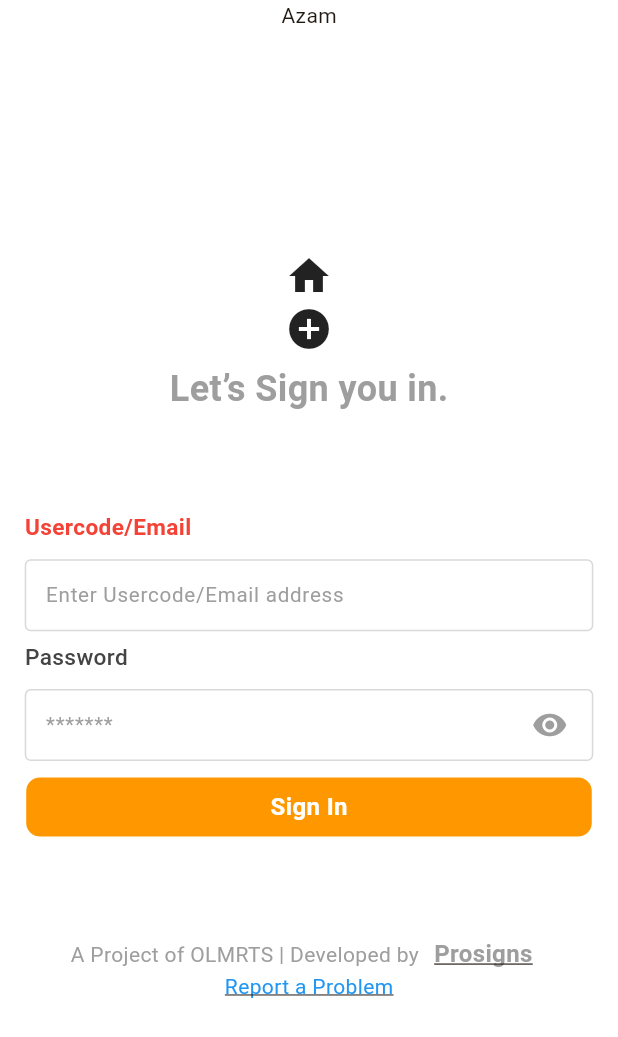
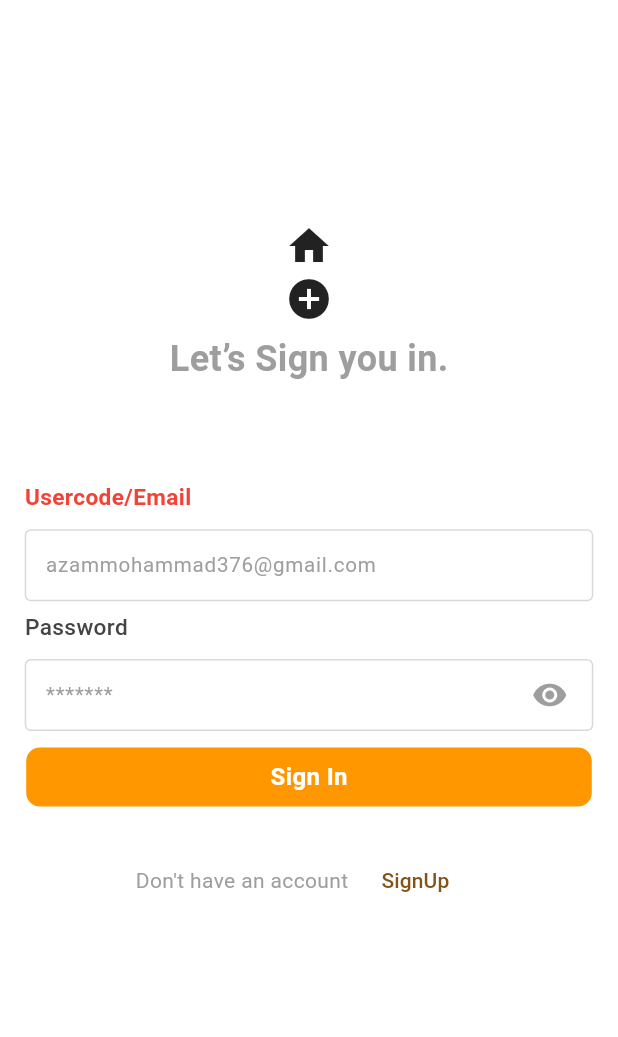
Before and after one commit to azammohamm/crudfirebase, a Flutter app: the screen it shows after launch, on a phone screen of 412 x 824 dp. Shown: the top 1037 px of the screen. Run offline on Flutter 3.47's test engine with Material 3 defaults, Android fonts, the phone set to English and light mode, and no system bars; our stand-ins replace firebase_auth, firebase_core, get, get_storage, google_fonts, sizer; accounts and stored records are empty.

Commit message:
implementation with signup and signIn and authnitaction with firebase

```diff
--- /dev/null
+++ b/lib/Screens/signin/sign_view.dart
@@ -0,0 +1,175 @@
+import 'package:crudperform/Screens/signUp/sign_up.dart';
+import 'package:flutter/material.dart';
+import 'package:get/get.dart';
+import 'package:google_fonts/google_fonts.dart';
+import 'package:sizer/sizer.dart';
+import '../../core/base/init_controllery.dart';
+import '../../widgets/custom_button.dart';
+import '../../widgets/custom_form_field.dart';
+import 'sign_in_controller.dart';
+
+class SignInView extends GetView<SignInController> {
+  const SignInView({super.key});
+  @override
+  Widget build(BuildContext context) {
+    return GetBuilder<SignInController>(
+      initState: (_) {
+        Get.put(SignInController());
+      },
+      builder: (_) {
+        return  Scaffold(
+          extendBody:true,
+          backgroundColor: Colors.white,
+          resizeToAvoidBottomInset:true,
+          body: Column(
+            children: [
+              SingleChildScrollView(
+                padding: EdgeInsets.symmetric(horizontal: 4.w,vertical:2.h),
+                child: Column(
+                  mainAxisAlignment: MainAxisAlignment.center,
+                  crossAxisAlignment: CrossAxisAlignment.center,
+                  children: [
+                    SizedBox(height: 16.h),
+                    const Icon(
+                      Icons.home,
+                      size: 32,
+                    ),
+                    SizedBox(height: 0.4.h),
+                    const Icon(
+                      Icons.add_circle,
+                      size: 32,
+                    ),
+                    SizedBox(height: 0.8.h),
+                    Center(
+                      child: Text(
+                        'Let’s Sign you in.',
+                        style: GoogleFonts.roboto(
+                          color: Colors.grey,
+                          fontSize: 24,
+                          fontWeight: FontWeight.w700,
+                        ),
+                      ),
+                    ),
+                    const SizedBox(height: 58),
+                    //getItemCards(context, "Service Providers"),
+                    SizedBox(
+                      height: 0.8.h,
+                    ),
+                    Form(
+                      key: controller.formKey,
+                      child: Column(
+                        children: [
+                          CustomFormField(
+                              titleText: 'Usercode/Email ',
+                              titleFontWeight: FontWeight.w600,
+                              titleColor: Colors.red,
+                              hint: 'azammohammad376@gmail.com',
+                              titleFontSize: 11.sp,
+                              fieldColor: Colors.grey,
+                              fontSize: 10.sp,
+                              contentPadding: 10,
+                            tec: controller.emailTEC,
+                            validator: (value) {
+                              if (value != null && value.isEmpty) {
+                                return "Please enter the correct email";
+                              } else {
+                                return null;
+                              }
+                            },
+                          ),
+
+
+                          SizedBox(
+                            height: 0.8.h,
+                          ),
+                          Padding(
+                            padding: EdgeInsets.only(
+                                bottom: MediaQuery.of(context).viewInsets.bottom
+                            ),
+                            child: CustomFormField(
+                              titleText: 'Password',
+                              hint: '*******',
+                              titleFontSize: 11.sp,
+                              fontSize: 10.sp,
+                              contentPadding: 10,
+                              obscureText: controller.showPassword,
+                              showPassword: true,
+                              onPressed: () {
+                                controller.showPassword = !controller.showPassword;
+                                controller.update();
+                              },
+                              tec: controller.passwordTEC,
+                              validator: (value) {
+                                if (value != null && value.isEmpty) {
+                                  return "Please enter the password";
+                                } else {
+                                  return null;
+                                }
+                              },
+                            ),
+                          ),
+                        ],
+                      ),
+                    ),
+
+                    const SizedBox(
+                      height: 10,
+                    ),
+                    CustomButton(
+                      btnText: 'Sign In',
+                      btnWidth: double.infinity,
+                      btnColor: Colors.orange,
+                      txtColor: Colors.white,
+                      btnHeight: 5.h,
+                      onPressed: () {
+                        if(controller.formKey.currentState!.validate());
+                         /* Get.to(
+                              () =>
+                          binding: AppBindings(),
+                          transition: Transition.circularReveal,
+                          duration: const Duration(milliseconds: 500),
+                        );*/
+
+                      },
+                    ),
+                    SizedBox(height: 3.h),
+                    Row(
+                      mainAxisAlignment: MainAxisAlignment.center,
+                      crossAxisAlignment: CrossAxisAlignment.center,
+                      children: [
+                        Text(
+                          "Don't have an account",
+                          style: GoogleFonts.roboto(
+                            color: Colors.grey,
+                            fontSize: 14,
+                            fontWeight: FontWeight.w400,
+                          ),
+                        ),
+                        Padding(
+                          padding: const EdgeInsets.symmetric(horizontal: 10.0),
+                          child: TextButton(onPressed: () {
+                            Get.to(
+                                  () => const SignUpView(),
+                              binding: AppBindings(),
+                              transition: Transition.circularReveal,
+                              duration: const Duration(milliseconds: 500),
+                            );
+                          }, child: const  Text("SignUp",selectionColor:Colors.lightBlue),
+
+                          ),
+                        ),
+                      ],
+                    ),
+                  ],
+                ),
+              )
+            ],
+          )
+
+          //
+        );
+      },
+    );
+  }
+
+}
--- /dev/null
+++ b/lib/Screens/splash_screen/splash_controller.dart
@@ -0,0 +1,6 @@
+
+import 'package:crudperform/core/base/base_controller.dart';
+
+class SplashControllr extends BaseController{
+
+}
--- a/lib/main.dart
+++ b/lib/main.dart
@@ -1,7 +1,7 @@
 
 import 'dart:io';
 
-import 'package:crudperform/signup/sign_view.dart';
+import 'package:crudperform/Screens/splash_screen/splash_screen.dart';
 import 'package:firebase_core/firebase_core.dart';
 import 'package:flutter/foundation.dart';
 import 'package:flutter/material.dart';
@@ -9,7 +9,6 @@ import 'package:get/get.dart';
 import 'package:get/get_navigation/src/root/get_material_app.dart';
 import 'package:get_storage/get_storage.dart';
 import 'package:sizer/sizer.dart';
-
 import 'core/base/init_controllery.dart';
 
 
@@ -72,7 +71,7 @@ class MyApp extends StatelessWidget {
           ),
           initialBinding: AppBindings(),
           debugShowCheckedModeBanner: false,
-          home:const SignInView(),
+          home:const SplashView(),
           //home: TestingView(),
         );
       },
--- a/lib/signup/sign_view.dart
+++ /dev/null
@@ -1,174 +0,0 @@
-import 'package:flutter/material.dart';
-import 'package:get/get.dart';
-import 'package:google_fonts/google_fonts.dart';
-import 'package:sizer/sizer.dart';
-import 'package:url_launcher/url_launcher.dart';
-import '../widgets/custom_button.dart';
-import '../widgets/custom_form_field.dart';
-import 'sign_in_controller.dart';
-
-class SignInView extends GetView<SignInController> {
-  const SignInView({super.key});
-  @override
-  Widget build(BuildContext context) {
-    return GetBuilder<SignInController>(
-      initState: (_) {
-        Get.put(SignInController());
-      },
-      builder: (_) {
-        return  Scaffold(
-          extendBody:true,
-          backgroundColor: Colors.white,
-          resizeToAvoidBottomInset:true,
-          body: Column(
-            children: [
-              Text("Azam"),
-              SingleChildScrollView(
-                padding: EdgeInsets.symmetric(horizontal: 4.w,vertical:2.h),
-                child: Column(
-                  mainAxisAlignment: MainAxisAlignment.center,
-                  crossAxisAlignment: CrossAxisAlignment.center,
-                  children: [
-                    SizedBox(height: 16.h),
-                    const Icon(
-                      Icons.home,
-                      size: 32,
-                    ),
-                    SizedBox(height: 0.4.h),
-                    const Icon(
-                      Icons.add_circle,
-                      size: 32,
-                    ),
-                    SizedBox(height: 0.8.h),
-                    Center(
-                      child: Text(
-                        'Let’s Sign you in.',
-                        style: GoogleFonts.roboto(
-                          color: Colors.grey,
-                          fontSize: 24,
-                          fontWeight: FontWeight.w700,
-                        ),
-                      ),
-                    ),
-                    const SizedBox(height: 58),
-                    //getItemCards(context, "Service Providers"),
-                    SizedBox(
-                      height: 0.8.h,
-                    ),
-                    CustomFormField(
-                        titleText: 'Usercode/Email ',
-                        titleFontWeight: FontWeight.w600,
-                        titleColor: Colors.red,
-                        hint: 'Enter Usercode/Email address',
-                        titleFontSize: 11.sp,
-                        fieldColor: Colors.grey,
-                        fontSize: 10.sp,
-                        contentPadding: 10),
-                    SizedBox(
-                      height: 0.8.h,
-                    ),
-                    Padding(
-                      padding: EdgeInsets.only(
-                          bottom: MediaQuery.of(context).viewInsets.bottom
-                      ),
-                      child: CustomFormField(
-                        titleText: 'Password',
-                        hint: '*******',
-                        titleFontSize: 11.sp,
-                        fontSize: 10.sp,
-                        contentPadding: 10,
-                        obscureText: controller.showPassword,
-                        showPassword: true,
-                        onPressed: () {
-                          controller.showPassword = !controller.showPassword;
-                          controller.update();
-                        },
-                        tec: controller.passwordTEC,
-                        validator: (value) {
-                          if (value != null && value.isEmpty) {
-                            return "Please enter the password";
-                          } else {
-                            return null;
-                          }
-                        },
-                      ),
-                    ),
-                    const SizedBox(
-                      height: 10,
-                    ),
-                    CustomButton(
-                      btnText: 'Sign In',
-                      btnWidth: double.infinity,
-                      btnColor: Colors.orange,
-                      txtColor: Colors.white,
-                      btnHeight: 5.h,
-                      onPressed: () {
-                        //   Get.to(
-                        //       () => const BottomNavigation(),
-                        //   binding: AppBindings(),
-                        //   transition: Transition.circularReveal,
-                        //   duration: const Duration(milliseconds: 500),
-                        // );
-
-                      },
-                    ),
-                    SizedBox(height: 8.h),
-                    Row(
-                      mainAxisAlignment: MainAxisAlignment.center,
-                      crossAxisAlignment: CrossAxisAlignment.center,
-                      children: [
-                        Text(
-                          'A Project of OLMRTS | Developed by',
-                          style: GoogleFonts.roboto(
-                            color: Colors.grey,
-                            fontSize: 14,
-                            fontWeight: FontWeight.w400,
-                          ),
-                        ),
-                        Padding(
-                          padding: const EdgeInsets.symmetric(horizontal: 10.0),
-                          child: GestureDetector(
-                            onTap: ()
-                            {
-                             // _launchURL();
-                            },
-                            child: Text(
-                              'Prosigns',
-                              style: GoogleFonts.roboto(
-                                color: Colors.grey,
-                                fontSize: 16,
-                                decoration: TextDecoration.underline,
-                                fontWeight: FontWeight.w600,
-                              ),
-                            ),
-                          ),
-                        ),
-                      ],
-                    ),
-                    GestureDetector(
-                      onTap: () {
-                        //_launchURL();
-                      },
-                      child: Text(
-                        'Report a Problem',
-                        style: GoogleFonts.roboto(
-                          color: Colors.blue,
-                          fontSize: 14,
-                          decoration: TextDecoration.underline,
-                          fontWeight: FontWeight.w400,
-                        ),
-                      ),
-                    ),
-                  ],
-                ),
-              )
-            ],
-          )
-
-          //
-        );
-      },
-    );
-  }
-
-}
--- a/pubspec.yaml
+++ b/pubspec.yaml
@@ -37,6 +37,7 @@ dependencies:
   cupertino_icons: ^1.0.2
   firebase_core: ^2.25.4
   firebase_auth: ^4.17.4
+  cloud_firestore: ^4.15.5
   get: ^4.6.6
   sizer: ^2.0.15
   intl: ^0.18.1
@@ -49,6 +50,7 @@ dependencies:
   flare_flutter: ^3.0.0
   url_launcher: ^6.0.10
   flutter_svg: ^2.0.9
+
 
 dev_dependencies:
   flutter_test:
```
Also changed, not shown: lib/Screens/signUp/sign_up.dart (added, +109 -0 lines), lib/Screens/signUp/signup_controller.dart (added, +27 -0 lines), lib/Screens/splash_screen/splash_screen.dart (added, +68 -0 lines), lib/Screens/signin/export.dart (renamed from lib/signup/export.dart), lib/Screens/signin/sign_in_controller.dart (renamed from lib/signup/sign_in_controller.dart), pubspec.lock, 1 other file.
